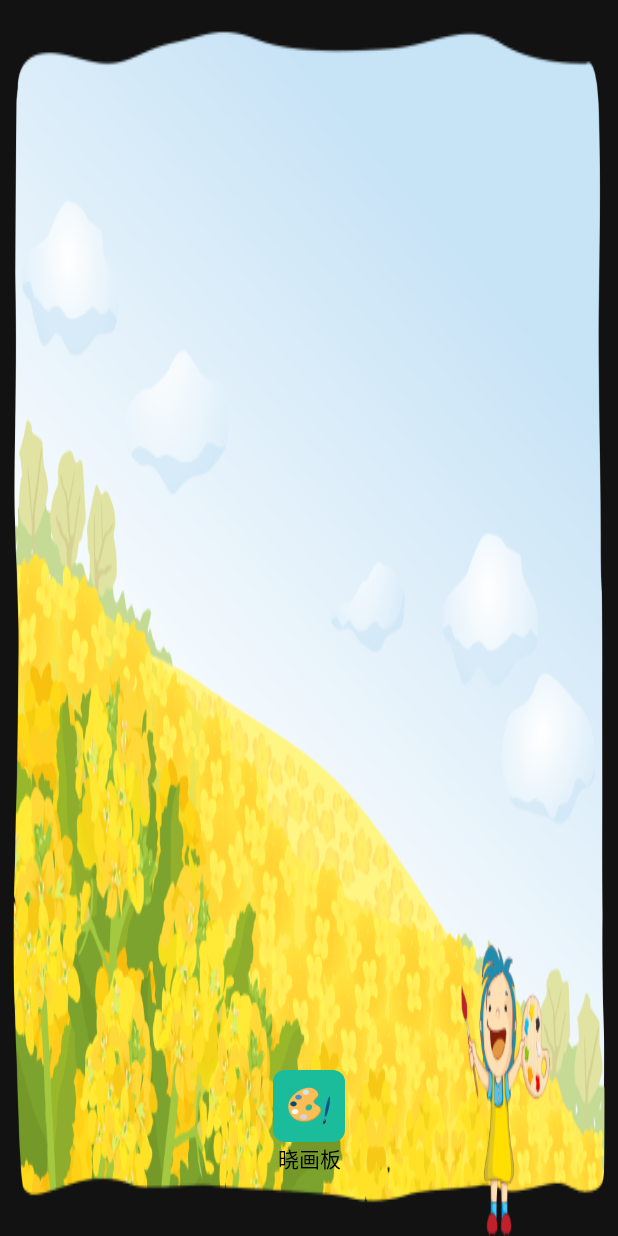
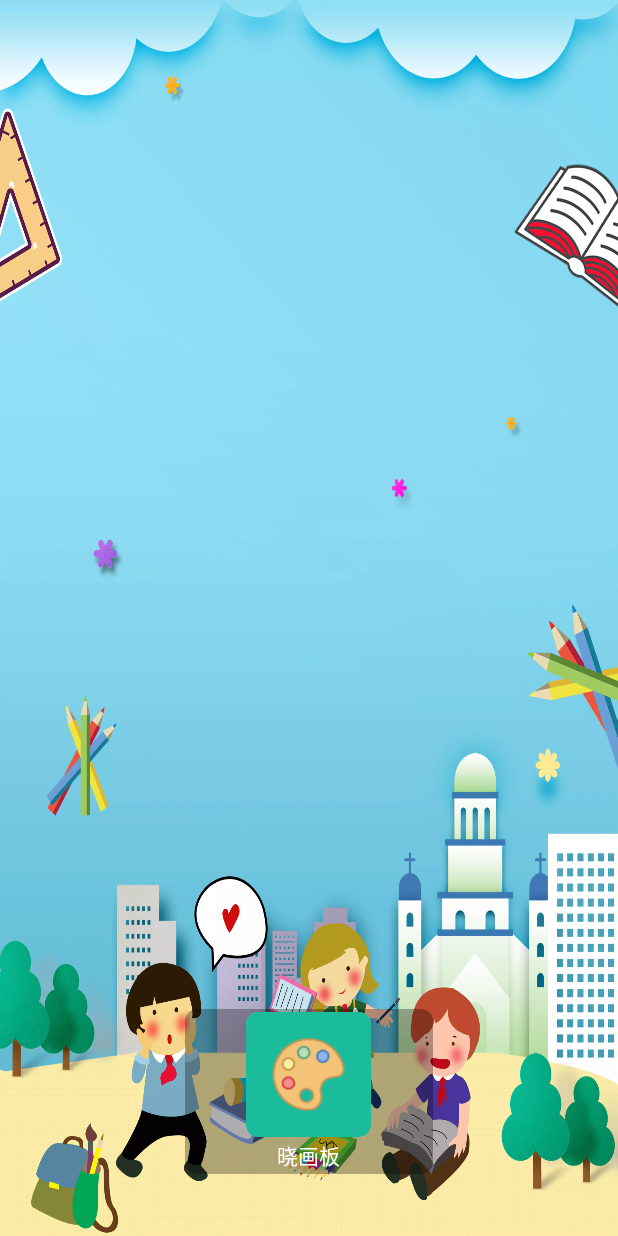
Before and after one commit to Gavin-arod/DrawingBoard, an Android app: the SplashActivity screen opened directly, with no data from a screen before it, on a phone screen of 412 x 824 dp. Run offline under Robolectric (Android 15) with nearby library versions, the phone set to English and light mode, and no system bars; libraries missing offline, so code that uses them is left out: com.gyf.immersionbar; 2 statements that could not run were skipped.

Commit message:
1、change app logo 2、optimization UI

```diff
--- /dev/null
+++ b/app/src/main/res/drawable/bg_app_logo.xml
@@ -0,0 +1,5 @@
+<?xml version="1.0" encoding="utf-8"?>
+<shape xmlns:android="http://schemas.android.com/apk/res/android">
+    <corners android:radius="8dp" />
+    <solid android:color="@color/translucent" />
+</shape>
--- a/app/src/main/res/layout/actiivty_splash.xml
+++ b/app/src/main/res/layout/actiivty_splash.xml
@@ -3,7 +3,21 @@
     xmlns:app="http://schemas.android.com/apk/res-auto"
     android:layout_width="match_parent"
     android:layout_height="match_parent"
-    android:background="@mipmap/ic_bg_horizontal">
+    android:background="@mipmap/ic_bg_local_pics">
+
+    <androidx.constraintlayout.widget.Guideline
+        android:id="@+id/guide_line_vertical_30"
+        android:layout_width="wrap_content"
+        android:layout_height="wrap_content"
+        android:orientation="vertical"
+        app:layout_constraintGuide_percent="0.3" />
+
+    <androidx.constraintlayout.widget.Guideline
+        android:id="@+id/guide_line_vertical_70"
+        android:layout_width="wrap_content"
+        android:layout_height="wrap_content"
+        android:orientation="vertical"
+        app:layout_constraintGuide_percent="0.7" />
 
     <androidx.constraintlayout.widget.Guideline
         android:id="@+id/guide_line_horizontal_95"
@@ -19,28 +33,36 @@
         android:orientation="vertical"
         app:layout_constraintGuide_percent="0.95" />
 
+    <LinearLayout
+        android:layout_width="0dp"
+        android:layout_height="0dp"
+        android:background="@drawable/bg_app_logo"
+        android:gravity="center"
+        android:orientation="vertical"
+        app:layout_constraintBottom_toTopOf="@+id/guide_line_horizontal_95"
+        app:layout_constraintDimensionRatio="h,3:2"
+        app:layout_constraintEnd_toStartOf="@+id/guide_line_vertical_70"
+        app:layout_constraintStart_toEndOf="@+id/guide_line_vertical_30">
+
         <com.google.android.material.imageview.ShapeableImageView
             android:id="@+id/app_icon"
             android:layout_width="wrap_content"
             android:layout_height="wrap_content"
-        android:src="@mipmap/ic_app"
-        app:layout_constraintBottom_toTopOf="@+id/app_name"
-        app:layout_constraintEnd_toEndOf="parent"
-        app:layout_constraintStart_toStartOf="parent"
+            android:src="@mipmap/icon_app"
             app:shapeAppearanceOverlay="@style/roundedCornerImageStyle" />
 
         <androidx.appcompat.widget.AppCompatTextView
             android:id="@+id/app_name"
             android:layout_width="wrap_content"
             android:layout_height="wrap_content"
-        android:layout_marginTop="8dp"
+            android:layout_marginTop="2dp"
+            android:includeFontPadding="false"
             android:text="@string/app_name"
-        android:textColor="@color/black"
+            android:textColor="@color/white"
             android:textSize="14sp"
-        android:textStyle="normal"
-        app:layout_constraintBottom_toTopOf="@+id/guide_line_horizontal_95"
-        app:layout_constraintEnd_toEndOf="parent"
-        app:layout_constraintStart_toStartOf="parent" />
+            android:textStyle="normal" />
+
+    </LinearLayout>
 
 
 </androidx.constraintlayout.widget.ConstraintLayout>
```
Also changed, not shown: app/src/main/res/mipmap-hdpi/ic_app.png (deleted), app/src/main/res/mipmap-mdpi/ic_app.png (deleted), app/src/main/res/mipmap-xhdpi/ic_app.png (deleted), app/src/main/res/mipmap-xhdpi/icon_app.webp (added), app/src/main/res/mipmap-xxhdpi/ic_app.png (deleted), app/src/main/res/mipmap-xxhdpi/icon_app.webp (added), app/src/main/res/mipmap-xxxhdpi/ic_app.png (deleted), app/src/main/res/mipmap-xxxhdpi/icon_app.webp (added). Lines whose indentation alone changed are shown as unchanged.
